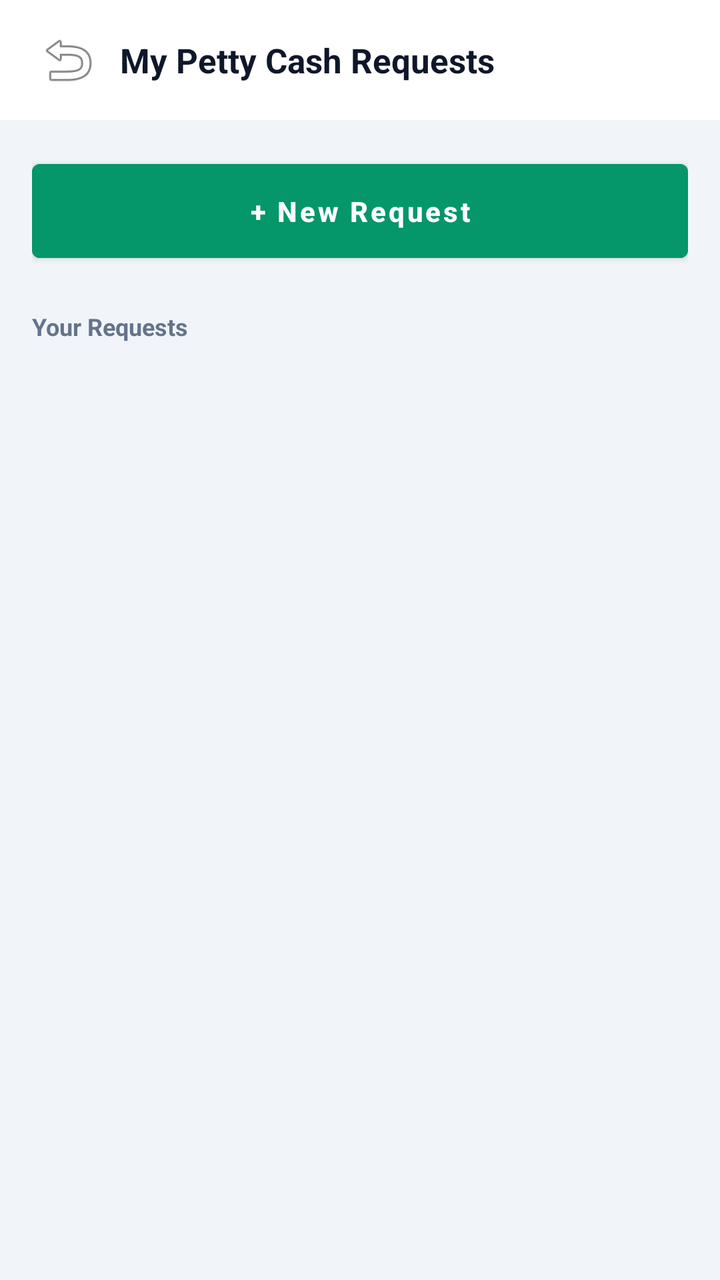
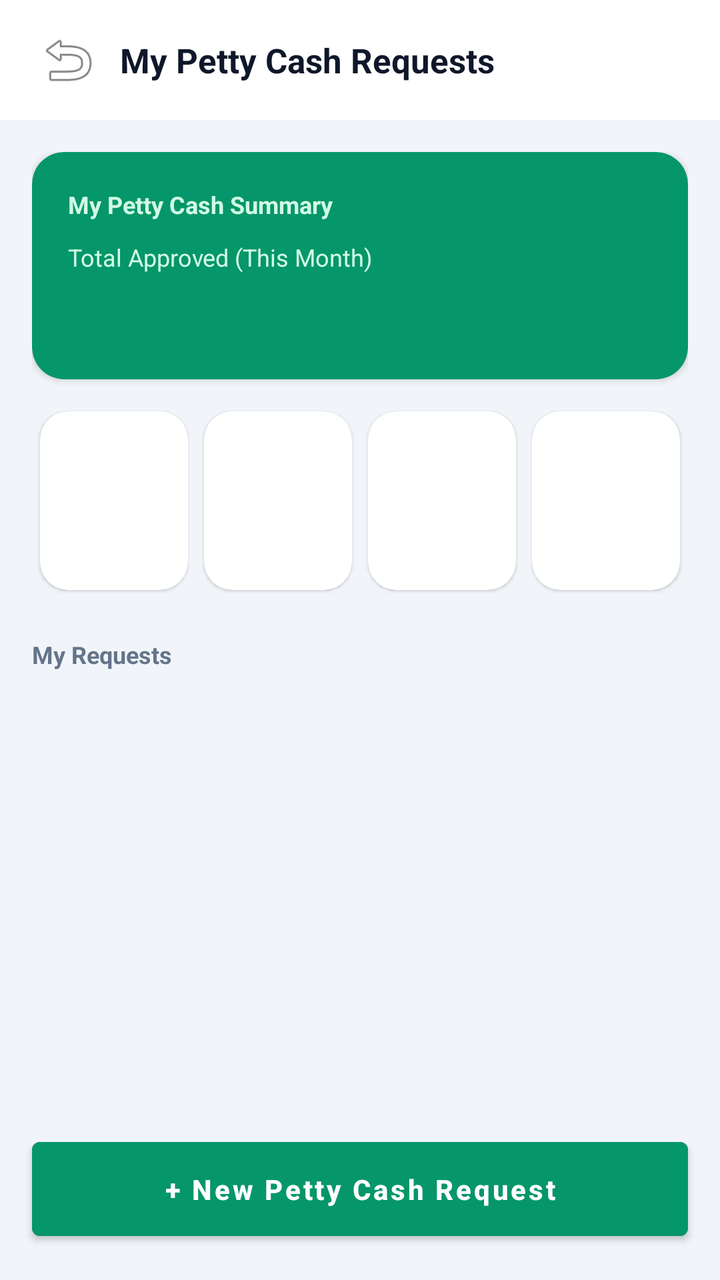

Compare the two renders of this Android layout. The source of the first and the diff that turns it into the second are given below.
<!-- AndroidManifest.xml: application theme Theme.DataBridge -->
<!-- res/layout/fragment_petty_cash_my_requests.xml -->
<?xml version="1.0" encoding="utf-8"?>
<FrameLayout
    xmlns:android="http://schemas.android.com/apk/res/android"
    xmlns:app="http://schemas.android.com/apk/res-auto"
    android:layout_width="match_parent"
    android:layout_height="match_parent"
    android:background="#F1F5F9">

    <LinearLayout
        android:layout_width="match_parent"
        android:layout_height="match_parent"
        android:orientation="vertical">

        
        <LinearLayout
            android:layout_width="match_parent"
            android:layout_height="wrap_content"
            android:orientation="horizontal"
            android:gravity="center_vertical"
            android:paddingHorizontal="16dp"
            android:paddingVertical="12dp"
            android:background="#FFFFFF">

            <ImageButton
                android:id="@+id/btnPcMyRequestsBack"
                android:layout_width="36dp"
                android:layout_height="36dp"
                android:src="@android:drawable/ic_menu_revert"
                android:background="?attr/selectableItemBackgroundBorderless"
                android:contentDescription="Back" />

            <TextView
                android:id="@+id/tvPcMyRequestsTitle"
                android:layout_width="0dp"
                android:layout_weight="1"
                android:layout_height="wrap_content"
                android:text="My Petty Cash Requests"
                android:textSize="17sp"
                android:textStyle="bold"
                android:textColor="#0F172A"
                android:layout_marginStart="8dp" />

            
            <TextView
                android:id="@+id/tvPcMyRequestsBranchName"
                android:layout_width="wrap_content"
                android:layout_height="wrap_content"
                android:background="@drawable/bg_branch_switcher_chip"
                android:paddingHorizontal="12dp"
                android:paddingVertical="6dp"
                android:textSize="12sp"
                android:textStyle="bold"
                android:textColor="#0F172A"
                android:drawablePadding="4dp"
                android:gravity="center_vertical"
                android:maxWidth="140dp"
                android:ellipsize="end"
                android:maxLines="1"
                android:visibility="gone" />
        </LinearLayout>

        <ProgressBar
            android:id="@+id/pbPcMyRequestsLoading"
            android:layout_width="wrap_content"
            android:layout_height="wrap_content"
            android:layout_gravity="center"
            android:layout_marginTop="60dp"
            android:visibility="gone" />

        <LinearLayout
            android:id="@+id/layoutPcMyRequestsError"
            android:layout_width="match_parent"
            android:layout_height="wrap_content"
            android:orientation="vertical"
            android:gravity="center"
            android:padding="24dp"
            android:visibility="gone">

            <TextView
                android:id="@+id/tvPcMyRequestsError"
                android:layout_width="wrap_content"
                android:layout_height="wrap_content"
                android:textColor="#B91C1C"
                android:gravity="center" />

            <Button
                android:id="@+id/btnPcMyRequestsRetry"
                android:layout_width="wrap_content"
                android:layout_height="wrap_content"
                android:layout_marginTop="12dp"
                android:text="Retry"
                android:textAllCaps="false" />
        </LinearLayout>

        <ScrollView
            android:id="@+id/scrollPcMyRequests"
            android:layout_width="match_parent"
            android:layout_height="0dp"
            android:layout_weight="1"
            android:fillViewport="true"
            android:clipToPadding="false"
            android:paddingBottom="16dp">

            <LinearLayout
                android:layout_width="match_parent"
                android:layout_height="wrap_content"
                android:orientation="vertical"
                android:padding="16dp">

                
                <Button
                    android:id="@+id/btnPcMyRequestsNew"
                    android:layout_width="match_parent"
                    android:layout_height="wrap_content"
                    android:text="+ New Request"
                    android:textAllCaps="false"
                    android:textStyle="bold"
                    android:textColor="#FFFFFF"
                    android:backgroundTint="#059669"
                    android:paddingVertical="14dp" />

                <TextView
                    android:layout_width="wrap_content"
                    android:layout_height="wrap_content"
                    android:text="Your Requests"
                    android:textSize="12sp"
                    android:textStyle="bold"
                    android:textColor="#64748B"
                    android:layout_marginTop="20dp" />

                <androidx.cardview.widget.CardView
                    android:layout_width="match_parent"
                    android:layout_height="wrap_content"
                    android:layout_marginTop="8dp"
                    app:cardCornerRadius="16dp"
                    app:cardElevation="1dp">

                    <LinearLayout
                        android:id="@+id/layoutPcMyRequestsList"
                        android:layout_width="match_parent"
                        android:layout_height="wrap_content"
                        android:orientation="vertical" />
                </androidx.cardview.widget.CardView>

            </LinearLayout>
        </ScrollView>
    </LinearLayout>
</FrameLayout>
<!-- resources referenced by this layout -->
<resources>
  <!-- drawable bg_branch_switcher_chip (drawable) -->
  <?xml version="1.0" encoding="utf-8"?>
  <shape xmlns:android="http://schemas.android.com/apk/res/android"
      android:shape="rectangle">
      <solid android:color="#E7F6F8" />
      <stroke android:width="1dp" android:color="@color/theme_accent" />
      <corners android:radius="14dp" />
  </shape>
  <style name="Theme.DataBridge" parent="Theme.MaterialComponents.DayNight.NoActionBar">
      <item name="colorPrimary">#00d4ff</item>
      <item name="colorPrimaryVariant">#16213e</item>
      <item name="colorOnPrimary">#ffffff</item>
      <item name="colorSecondary">#00d4ff</item>
      <item name="android:statusBarColor">#1a1a2e</item>
  </style>
  <color name="theme_accent">#0099b8</color>
</resources>

<!-- the commit's change to res/layout/fragment_petty_cash_my_requests.xml (unified diff, before → after) -->
@@ -108,25 +108,75 @@
                 android:padding="16dp">
 
                 
-                <Button
-                    android:id="@+id/btnPcMyRequestsNew"
-                    android:layout_width="match_parent"
-                    android:layout_height="wrap_content"
-                    android:text="+ New Request"
-                    android:textAllCaps="false"
-                    android:textStyle="bold"
-                    android:textColor="#FFFFFF"
-                    android:backgroundTint="#059669"
-                    android:paddingVertical="14dp" />
-
-                <TextView
-                    android:layout_width="wrap_content"
-                    android:layout_height="wrap_content"
-                    android:text="Your Requests"
-                    android:textSize="12sp"
-                    android:textStyle="bold"
-                    android:textColor="#64748B"
-                    android:layout_marginTop="20dp" />
+                <androidx.cardview.widget.CardView
+                    android:layout_width="match_parent"
+                    android:layout_height="wrap_content"
+                    app:cardCornerRadius="16dp"
+                    app:cardElevation="2dp"
+                    app:cardBackgroundColor="#059669">
+
+                    <LinearLayout
+                        android:layout_width="match_parent"
+                        android:layout_height="wrap_content"
+                        android:orientation="vertical"
+                        android:padding="18dp">
+
+                        <TextView
+                            android:layout_width="wrap_content"
+                            android:layout_height="wrap_content"
+                            android:text="My Petty Cash Summary"
+                            android:textSize="12sp"
+                            android:textStyle="bold"
+                            android:textColor="#D1FAE5" />
+
+                        <TextView
+                            android:layout_width="wrap_content"
+                            android:layout_height="wrap_content"
+                            android:layout_marginTop="10dp"
+                            android:text="Total Approved (This Month)"
+                            android:textSize="12sp"
+                            android:textColor="#D1FAE5" />
+
+                        <TextView
+                            android:id="@+id/tvPcMyRequestsApprovedTotal"
+                            android:layout_width="wrap_content"
+                            android:layout_height="wrap_content"
+                            android:fontFamily="monospace"
+                            android:textSize="26sp"
+                            android:textStyle="bold"
+                            android:textColor="#FFFFFF" />
+                    </LinearLayout>
+                </androidx.cardview.widget.CardView>
+
+                
+                <LinearLayout
+                    android:layout_width="match_parent"
+                    android:layout_height="wrap_content"
+                    android:orientation="horizontal"
+                    android:layout_marginTop="12dp">
+
+                    <include layout="@layout/item_petty_cash_stat_card" android:id="@+id/statPcMyRequestsTotal" />
+                    <include layout="@layout/item_petty_cash_stat_card" android:id="@+id/statPcMyRequestsPending" />
+                    <include layout="@layout/item_petty_cash_stat_card" android:id="@+id/statPcMyRequestsApproved" />
+                    <include layout="@layout/item_petty_cash_stat_card" android:id="@+id/statPcMyRequestsSettled" />
+                </LinearLayout>
+
+                <LinearLayout
+                    android:layout_width="match_parent"
+                    android:layout_height="wrap_content"
+                    android:orientation="horizontal"
+                    android:gravity="center_vertical"
+                    android:layout_marginTop="20dp">
+
+                    <TextView
+                        android:layout_width="0dp"
+                        android:layout_weight="1"
+                        android:layout_height="wrap_content"
+                        android:text="My Requests"
+                        android:textSize="12sp"
+                        android:textStyle="bold"
+                        android:textColor="#64748B" />
+                </LinearLayout>
 
                 <androidx.cardview.widget.CardView
                     android:layout_width="match_parent"
@@ -144,5 +194,64 @@
 
             </LinearLayout>
         </ScrollView>
+
+        
+        <Button
+            android:id="@+id/btnPcMyRequestsNew"
+            android:layout_width="match_parent"
+            android:layout_height="wrap_content"
+            android:layout_margin="16dp"
+            android:text="+ New Petty Cash Request"
+            android:textAllCaps="false"
+            android:textStyle="bold"
+            android:textColor="#FFFFFF"
+            android:backgroundTint="#059669"
+            android:paddingVertical="14dp" />
     </LinearLayout>
 </FrameLayout>
+<!-- res/layout/item_petty_cash_stat_card.xml (included above) -->
+<?xml version="1.0" encoding="utf-8"?>
+<androidx.cardview.widget.CardView
+    xmlns:android="http://schemas.android.com/apk/res/android"
+    xmlns:app="http://schemas.android.com/apk/res-auto"
+    android:layout_width="0dp"
+    android:layout_height="wrap_content"
+    android:layout_weight="1"
+    android:layout_margin="4dp"
+    android:foreground="?attr/selectableItemBackground"
+    app:cardCornerRadius="14dp"
+    app:cardElevation="1dp">
+
+    <LinearLayout
+        android:layout_width="match_parent"
+        android:layout_height="wrap_content"
+        android:orientation="vertical"
+        android:padding="10dp">
+
+        <TextView
+            android:id="@+id/tvStatCardIcon"
+            android:layout_width="28dp"
+            android:layout_height="28dp"
+            android:textSize="13sp"
+            android:gravity="center" />
+
+        <TextView
+            android:id="@+id/tvStatCardLabel"
+            android:layout_width="wrap_content"
+            android:layout_height="wrap_content"
+            android:layout_marginTop="8dp"
+            android:textSize="10sp"
+            android:textColor="#64748B"
+            android:maxLines="2" />
+
+        <TextView
+            android:id="@+id/tvStatCardValue"
+            android:layout_width="wrap_content"
+            android:layout_height="wrap_content"
+            android:layout_marginTop="2dp"
+            android:fontFamily="monospace"
+            android:textStyle="bold"
+            android:textSize="13sp"
+            android:textColor="#0F172A" />
+    </LinearLayout>
+</androidx.cardview.widget.CardView>
